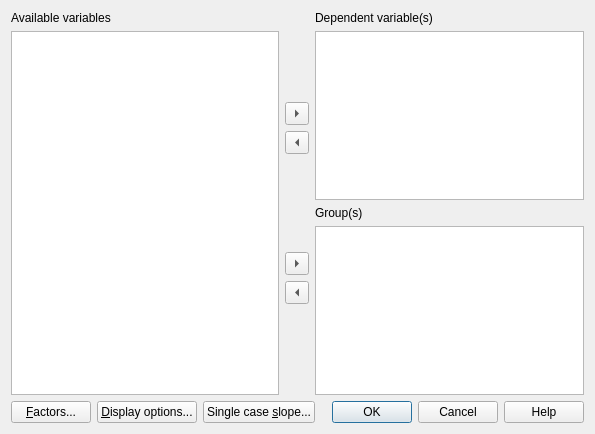
Before: the Qt Designer form cogstat/ui/compare_vars_groups.ui in cogstat/cogstat, drawn with Qt 5.
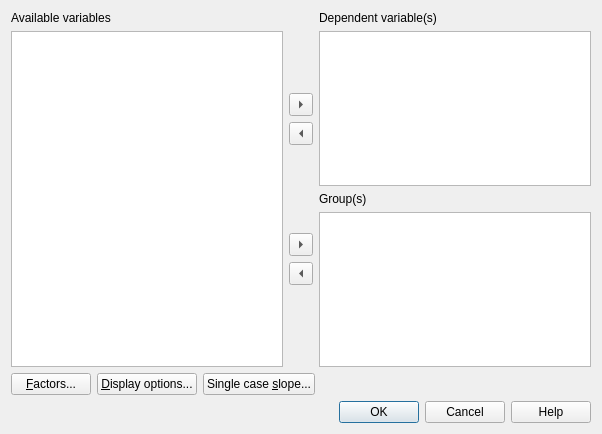
After: the same form once the commit is applied.

Commit message: dialog button refinements

Diff of the .ui file:
```diff
--- a/cogstat/ui/compare_vars_groups.ui
+++ b/cogstat/ui/compare_vars_groups.ui
@@ -6,7 +6,7 @@
    <rect>
     <x>0</x>
     <y>0</y>
-    <width>595</width>
+    <width>602</width>
     <height>434</height>
    </rect>
   </property>
@@ -188,24 +188,24 @@
        </property>
       </spacer>
      </item>
-     <item>
-      <widget class="QDialogButtonBox" name="buttonBox">
-       <property name="sizePolicy">
-        <sizepolicy hsizetype="Fixed" vsizetype="Fixed">
-         <horstretch>0</horstretch>
-         <verstretch>0</verstretch>
-        </sizepolicy>
-       </property>
-       <property name="orientation">
-        <enum>Qt::Horizontal</enum>
-       </property>
-       <property name="standardButtons">
-        <set>QDialogButtonBox::Cancel|QDialogButtonBox::Help|QDialogButtonBox::Ok</set>
-       </property>
-      </widget>
-     </item>
     </layout>
    </item>
+   <item row="2" column="0" colspan="3">
+    <widget class="QDialogButtonBox" name="buttonBox">
+     <property name="sizePolicy">
+      <sizepolicy hsizetype="Expanding" vsizetype="Fixed">
+       <horstretch>0</horstretch>
+       <verstretch>0</verstretch>
+      </sizepolicy>
+     </property>
+     <property name="orientation">
+      <enum>Qt::Horizontal</enum>
+     </property>
+     <property name="standardButtons">
+      <set>QDialogButtonBox::Cancel|QDialogButtonBox::Help|QDialogButtonBox::Ok</set>
+     </property>
+    </widget>
+   </item>
   </layout>
  </widget>
  <tabstops>
```
Left out of the diff: 154 changed lines with no effect on the pictures. The commit also changes 16 other files.
